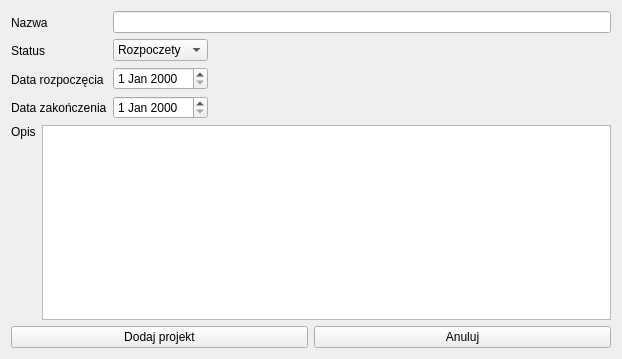
Old version of the form project_managment/project_managment/projekty_zadania_okno.ui in the repository Sleyn2/IO_projectmanagement.
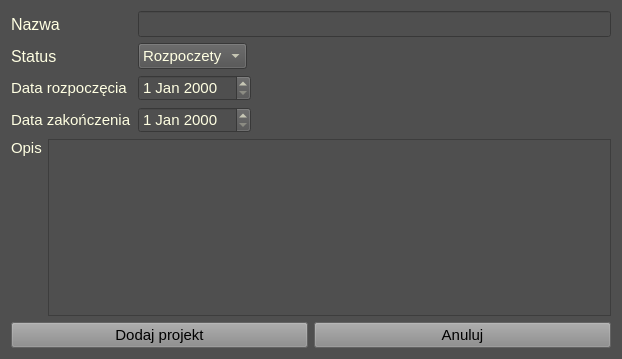
New version of the form.

Diff of the .ui file:
```diff
--- a/project_managment/project_managment/projekty_zadania_okno.ui
+++ b/project_managment/project_managment/projekty_zadania_okno.ui
@@ -13,6 +13,9 @@
   <property name="windowTitle">
    <string>Projekty_zadania_okno</string>
   </property>
+  <property name="styleSheet">
+   <string notr="true">background-color: rgb(79, 79, 79);</string>
+  </property>
   <layout class="QGridLayout" name="gridLayout">
    <item row="0" column="0" colspan="2">
     <layout class="QHBoxLayout" name="horizontalLayout_4">
@@ -20,6 +23,14 @@
       <layout class="QVBoxLayout" name="verticalLayout_2">
        <item>
         <widget class="QLabel" name="label_3">
+         <property name="font">
+          <font>
+           <pointsize>12</pointsize>
+          </font>
+         </property>
+         <property name="styleSheet">
+          <string notr="true">color: rgb(255, 255, 226);</string>
+         </property>
          <property name="text">
           <string>Nazwa</string>
          </property>
@@ -27,6 +38,14 @@
        </item>
        <item>
         <widget class="QLabel" name="label_7">
+         <property name="font">
+          <font>
+           <pointsize>12</pointsize>
+          </font>
+         </property>
+         <property name="styleSheet">
+          <string notr="true">color: rgb(255, 255, 226);</string>
+         </property>
          <property name="text">
           <string>Status</string>
          </property>
@@ -34,6 +53,14 @@
        </item>
        <item>
         <widget class="QLabel" name="label_5">
+         <property name="font">
+          <font>
+           <pointsize>11</pointsize>
+          </font>
+         </property>
+         <property name="styleSheet">
+          <string notr="true">color: rgb(255, 255, 226);</string>
+         </property>
          <property name="text">
           <string>Data rozpoczęcia</string>
          </property>
@@ -41,6 +68,14 @@
        </item>
        <item>
         <widget class="QLabel" name="label_6">
+         <property name="font">
+          <font>
+           <pointsize>11</pointsize>
+          </font>
+         </property>
+         <property name="styleSheet">
+          <string notr="true">color: rgb(255, 255, 226);</string>
+         </property>
          <property name="text">
           <string>Data zakończenia</string>
          </property>
@@ -51,12 +86,29 @@
      <item>
       <layout class="QVBoxLayout" name="verticalLayout">
        <item>
-        <widget class="QLineEdit" name="lineEdit_nazwa"/>
+        <widget class="QLineEdit" name="lineEdit_nazwa">
+         <property name="font">
+          <font>
+           <pointsize>11</pointsize>
+          </font>
+         </property>
+         <property name="styleSheet">
+          <string notr="true">color: rgb(255, 255, 226);</string>
+         </property>
+        </widget>
        </item>
        <item>
         <layout class="QHBoxLayout" name="horizontalLayout_3">
          <item>
           <widget class="QComboBox" name="comboBox_status">
+           <property name="font">
+            <font>
+             <pointsize>11</pointsize>
+            </font>
+           </property>
+           <property name="styleSheet">
+            <string notr="true">color: rgb(255, 255, 226);</string>
+           </property>
            <item>
             <property name="text">
              <string>Rozpoczety</string>
@@ -93,6 +145,14 @@
         <layout class="QHBoxLayout" name="horizontalLayout_2">
          <item>
           <widget class="QDateEdit" name="dateEdit_start">
+           <property name="font">
+            <font>
+             <pointsize>11</pointsize>
+            </font>
+           </property>
+           <property name="styleSheet">
+            <string notr="true">color: rgb(255, 255, 226);</string>
+           </property>
            <property name="maximumDate">
             <date>
              <year>9999</year>
@@ -120,7 +180,16 @@
        <item>
         <layout class="QHBoxLayout" name="horizontalLayout">
          <item>
-          <widget class="QDateEdit" name="dateEdit_finish"/>
+          <widget class="QDateEdit" name="dateEdit_finish">
+           <property name="font">
+            <font>
+             <pointsize>11</pointsize>
+            </font>
+           </property>
+           <property name="styleSheet">
+            <string notr="true">color: rgb(255, 255, 226);</string>
+           </property>
+          </widget>
          </item>
          <item>
           <spacer name="horizontalSpacer_3">
@@ -147,6 +216,14 @@
       <layout class="QVBoxLayout" name="verticalLayout_3">
        <item>
         <widget class="QLabel" name="label_4">
+         <property name="font">
+          <font>
+           <pointsize>11</pointsize>
+          </font>
+         </property>
+         <property name="styleSheet">
+          <string notr="true">color: rgb(255, 255, 226);</string>
+         </property>
          <property name="text">
           <string>Opis</string>
          </property>
@@ -168,12 +245,29 @@
       </layout>
      </item>
      <item>
-      <widget class="QTextEdit" name="textEdit_opis"/>
+      <widget class="QTextEdit" name="textEdit_opis">
+       <property name="font">
+        <font>
+         <pointsize>11</pointsize>
+        </font>
+       </property>
+       <property name="styleSheet">
+        <string notr="true">color: rgb(255, 255, 226);</string>
+       </property>
+      </widget>
      </item>
     </layout>
    </item>
    <item row="2" column="0">
     <widget class="QPushButton" name="pushButton_add">
+     <property name="font">
+      <font>
+       <pointsize>11</pointsize>
+      </font>
+     </property>
+     <property name="styleSheet">
+      <string notr="true">background-color: rgb(139, 139, 139);</string>
+     </property>
      <property name="text">
       <string>Dodaj projekt</string>
      </property>
@@ -181,6 +275,14 @@
    </item>
    <item row="2" column="1">
     <widget class="QPushButton" name="pushButton_cancel">
+     <property name="font">
+      <font>
+       <pointsize>11</pointsize>
+      </font>
+     </property>
+     <property name="styleSheet">
+      <string notr="true">background-color: rgb(139, 139, 139);</string>
+     </property>
      <property name="text">
       <string>Anuluj</string>
      </property>
```
